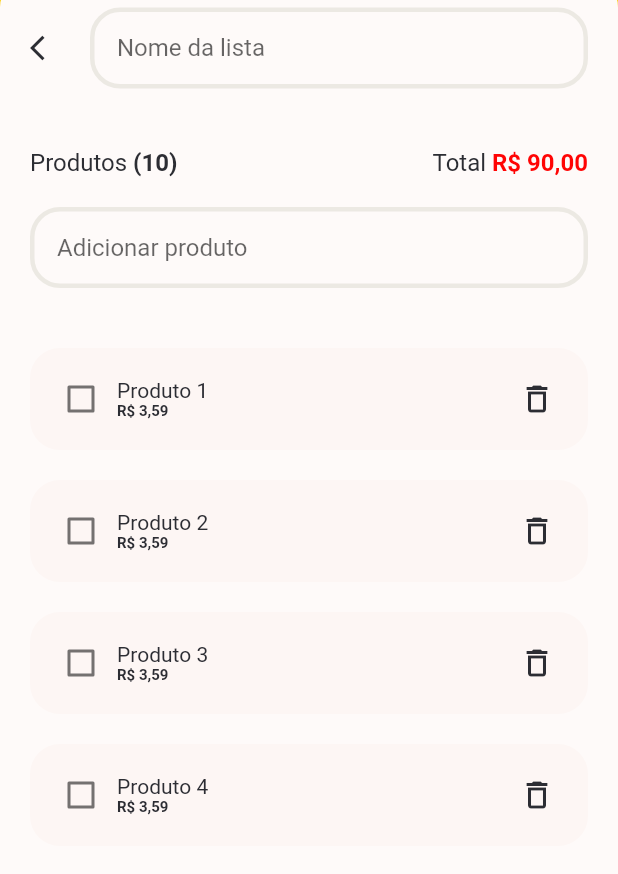
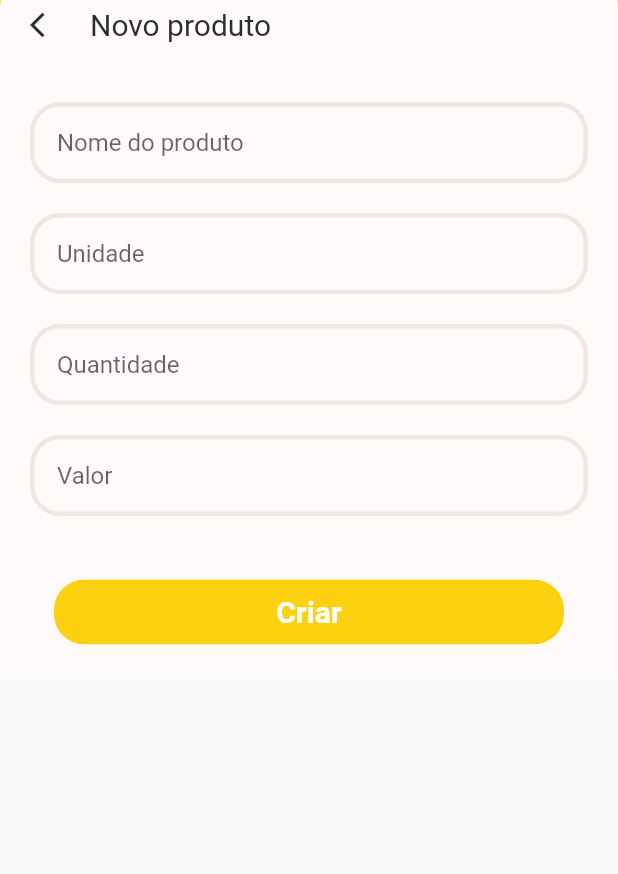
Before and after one commit to ferreiraHenrique/shopping_it., a Flutter app: the screen it shows after launch, on a phone screen of 412 x 824 dp, the part 120-994 px from its top. Run offline on Flutter 3.47's test engine with Material 2 defaults, Android fonts, the phone set to English and light mode, and no system bars.

Commit message:
Create product layouted

```diff
--- a/lib/main.dart
+++ b/lib/main.dart
@@ -1,7 +1,8 @@
 import 'package:flutter/material.dart';
 import 'package:shopping_it/presentation/home.dart';
 import 'package:shopping_it/presentation/create_list.dart';
+import 'package:shopping_it/presentation/create_product.dart';
 
 void main() {
-  runApp(CreateListPage());
+  runApp(CreateProductPage());
 }
--- /dev/null
+++ b/lib/presentation/create_product.dart
@@ -0,0 +1,201 @@
+import 'package:flutter/material.dart';
+
+class CreateProductPage extends StatefulWidget {
+  CreateProductPage() : super();
+
+  @override
+  _CreateProductPageState createState() => _CreateProductPageState();
+}
+
+class _CreateProductPageState extends State<CreateProductPage> {
+  @override
+  Widget build(BuildContext context) {
+    return MaterialApp(
+      home: Scaffold(
+        body: SafeArea(
+          child: Container(
+            color: Color.fromRGBO(253, 208, 16, 1),
+            child: SingleChildScrollView(
+              child: Column(
+                children: <Widget>[
+                  Row(
+                    children: <Widget>[
+                      Padding(
+                        padding: EdgeInsets.only(left: 20, top: 20),
+                        child: Expanded(
+                          child: Text(
+                            "Shopping It.",
+                            style: TextStyle(
+                              color: Color.fromRGBO(44, 45, 51, 1),
+                              fontSize: 30,
+                              fontWeight: FontWeight.bold,
+                            ),
+                          ),
+                        ),
+                      ),
+                    ],
+                  ),
+                  Container(
+                    margin: EdgeInsets.only(top: 10),
+                    padding: EdgeInsets.all(20),
+                    decoration: BoxDecoration(
+                      color: Color.fromRGBO(254, 250, 249, 1),
+                      borderRadius: BorderRadius.only(
+                        topLeft: Radius.circular(20),
+                        topRight: Radius.circular(20),
+                      ),
+                    ),
+                    child: Column(
+                      crossAxisAlignment: CrossAxisAlignment.stretch,
+                      children: <Widget>[
+                        Row(
+                          children: <Widget>[
+                            Icon(
+                              Icons.arrow_back_ios,
+                              size: 20,
+                              color: Color.fromRGBO(44, 45, 51, 1),
+                            ),
+                            SizedBox(width: 20),
+                            Text(
+                              "Novo produto",
+                              style: TextStyle(
+                                color: Color.fromRGBO(44, 45, 51, 1),
+                                fontSize: 20,
+                              ),
+                            ),
+                          ],
+                        ),
+                        SizedBox(height: 40),
+                        Container(
+                          margin: EdgeInsets.all(0),
+                          padding: EdgeInsets.fromLTRB(15, 0, 15, 0),
+                          decoration: BoxDecoration(
+                              color: Color.fromRGBO(254, 250, 249, 1),
+                              borderRadius:
+                                  BorderRadius.all(Radius.circular(20)),
+                              border: Border.all(
+                                width: 3,
+                                color: Color.fromRGBO(236, 233, 227, 1),
+                              )),
+                          child: TextField(
+                            style: TextStyle(
+                              color: Color.fromRGBO(44, 45, 51, 1),
+                            ),
+                            decoration: InputDecoration(
+                              hintText: "Nome do produto",
+                              border: InputBorder.none,
+                              contentPadding: EdgeInsets.all(0),
+                            ),
+                          ),
+                        ),
+                        SizedBox(height: 20),
+                        Container(
+                          margin: EdgeInsets.all(0),
+                          padding: EdgeInsets.fromLTRB(15, 0, 15, 0),
+                          decoration: BoxDecoration(
+                            color: Color.fromRGBO(254, 250, 249, 1),
+                            borderRadius: BorderRadius.all(
+                              Radius.circular(20),
+                            ),
+                            border: Border.all(
+                              width: 3,
+                              color: Color.fromRGBO(236, 233, 227, 1),
+                            ),
+                          ),
+                          child: TextField(
+                            style: TextStyle(
+                              color: Color.fromRGBO(44, 45, 51, 1),
+                            ),
+                            decoration: InputDecoration(
+                              hintText: "Unidade",
+                              border: InputBorder.none,
+                              contentPadding: EdgeInsets.all(0),
+                            ),
+                          ),
+                        ),
+                        SizedBox(height: 20),
+                        Container(
+                          margin: EdgeInsets.all(0),
+                          padding: EdgeInsets.fromLTRB(15, 0, 15, 0),
+                          decoration: BoxDecoration(
+                            color: Color.fromRGBO(254, 250, 249, 1),
+                            borderRadius: BorderRadius.all(
+                              Radius.circular(20),
+                            ),
+                            border: Border.all(
+                              width: 3,
+                              color: Color.fromRGBO(236, 233, 227, 1),
+                            ),
+                          ),
+                          child: TextField(
+                            style: TextStyle(
+                              color: Color.fromRGBO(44, 45, 51, 1),
+                            ),
+                            decoration: InputDecoration(
+                              hintText: "Quantidade",
+                              border: InputBorder.none,
+                              contentPadding: EdgeInsets.all(0),
+                            ),
+                          ),
+                        ),
+                        SizedBox(height: 20),
+                        Container(
+                          margin: EdgeInsets.all(0),
+                          padding: EdgeInsets.fromLTRB(15, 0, 15, 0),
+                          decoration: BoxDecoration(
+                            color: Color.fromRGBO(254, 250, 249, 1),
+                            borderRadius: BorderRadius.all(
+                              Radius.circular(20),
+                            ),
+                            border: Border.all(
+                              width: 3,
+                              color: Color.fromRGBO(236, 233, 227, 1),
+                            ),
+                          ),
+                          child: TextField(
+                            style: TextStyle(
+                              color: Color.fromRGBO(44, 45, 51, 1),
+                            ),
+                            decoration: InputDecoration(
+                              hintText: "Valor",
+                              border: InputBorder.none,
+                              contentPadding: EdgeInsets.all(0),
+                            ),
+                          ),
+                        ),
+                        SizedBox(height: 40),
+                        FlatButton(
+                          onPressed: () {
+                            print("Created");
+                          },
+                          child: Container(
+                            padding: EdgeInsets.all(10),
+                            alignment: Alignment.center,
+                            decoration: BoxDecoration(
+                              borderRadius: BorderRadius.all(
+                                Radius.circular(20),
+                              ),
+                              color: Color.fromRGBO(253, 208, 16, 1),
+                            ),
+                            child: Text(
+                              "Criar",
+                              style: TextStyle(
+                                color: Colors.white,
+                                fontSize: 20,
+                                fontWeight: FontWeight.bold,
+                              ),
+                            ),
+                          ),
+                        ),
+                      ],
+                    ),
+                  )
+                ],
+              ),
+            ),
+          ),
+        ),
+      ),
+    );
+  }
+}
```
Also changed, not shown: assets/images/create-product.png (added).
